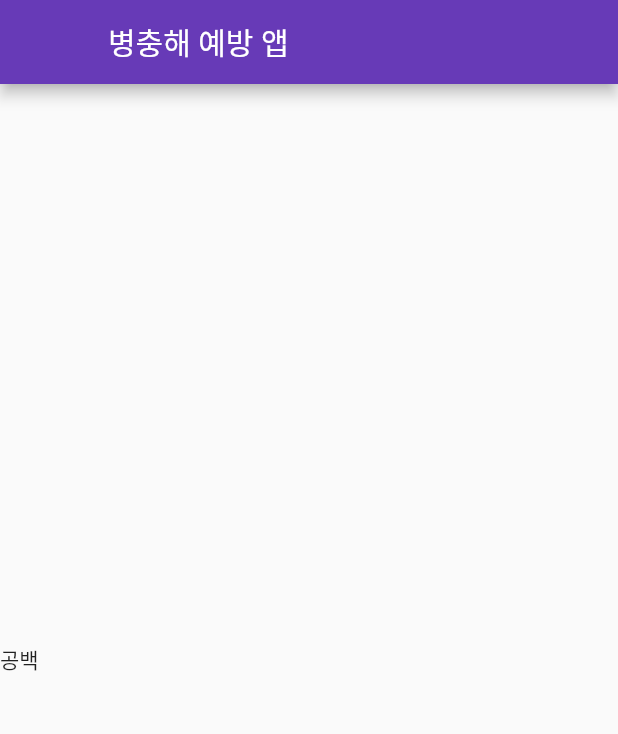
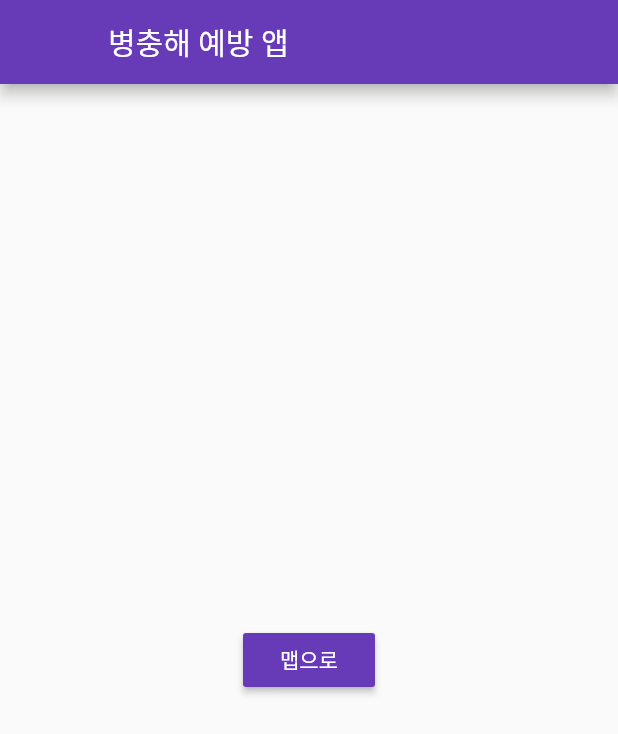
Before and after one commit to seunggue/PROJECT-DISEASE-PESTICIDE, a Flutter app: the screen it shows after launch, on a phone screen of 412 x 824 dp. Shown: the top 734 px of the screen. Run offline on Flutter 3.47's test engine with Material 2 defaults, Android fonts, the phone set to English and light mode, and no system bars.

Commit message:
S02P31C102-73 [+] BRANCH(front): add new branch(feature-map) committed-by: junseok Yun

```diff
--- a/front/lib/screen/screen_main.dart
+++ b/front/lib/screen/screen_main.dart
@@ -1,4 +1,5 @@
 import 'package:flutter/material.dart';
+import 'package:front/screen/screen_map.dart';
 
 class MainScreen extends StatefulWidget {
   @override
@@ -22,7 +23,19 @@ class _MainScreenState extends State<MainScreen> {
             mainAxisAlignment: MainAxisAlignment.center,
             crossAxisAlignment: CrossAxisAlignment.center,
             children: <Widget>[
-              Text('공백'),
+              Container(
+                  child: Center(
+                      child: ButtonTheme(
+                          child: RaisedButton(
+                              child: Text('맵으로',
+                                  style: TextStyle(color: Colors.white)),
+                              color: Colors.deepPurple,
+                              onPressed: () {
+                                Navigator.push(
+                                    context,
+                                    MaterialPageRoute(
+                                        builder: (context) => MapScreen()));
+                              }))))
             ]),
       ),
     );
```
Also changed, not shown: front/lib/screen/screen_map.dart (added, +25 -0 lines).
